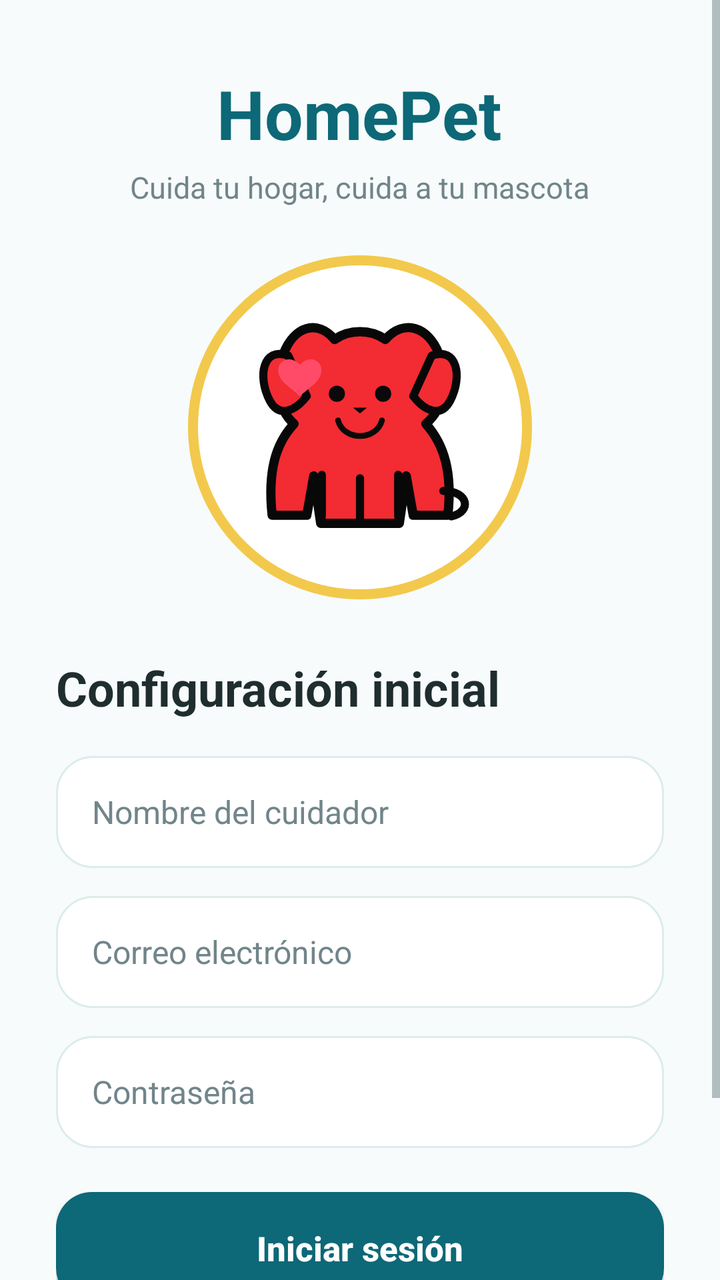
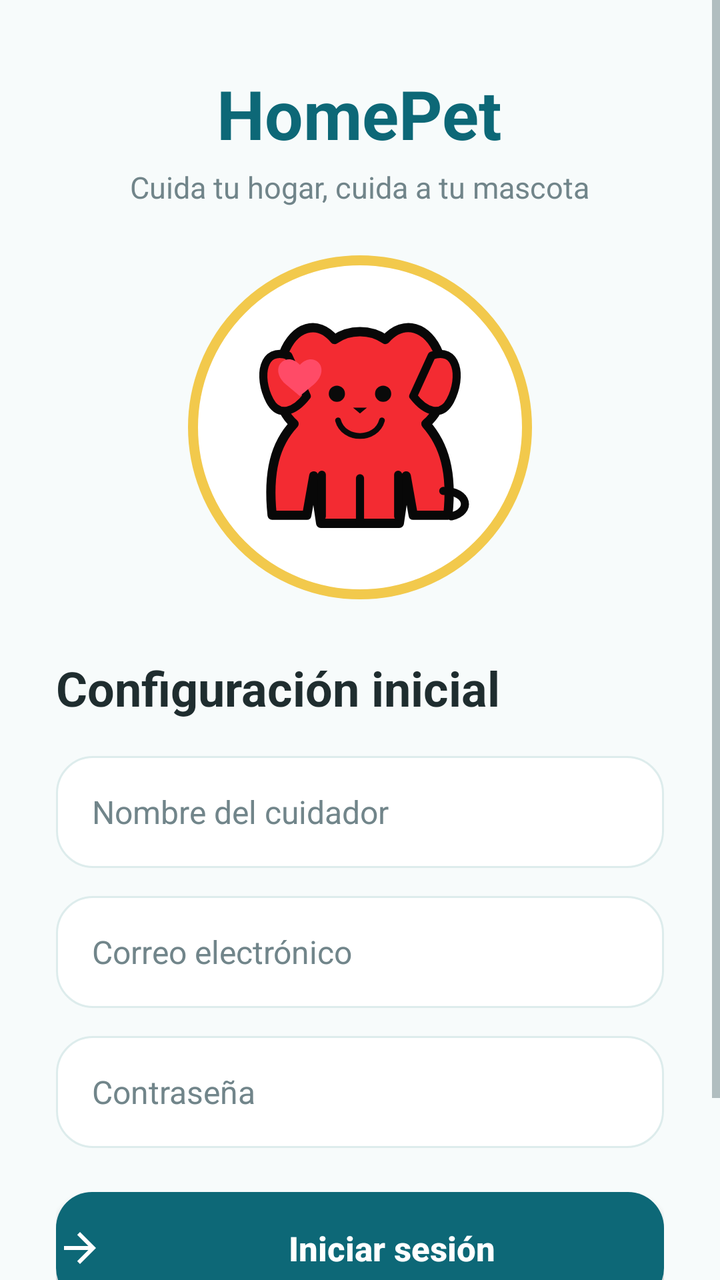

Before-and-after screenshots of an Android layout around one commit, followed by the original layout XML and the change that was made.
<!-- AndroidManifest.xml: application theme Theme.FinalProject -->
<!-- res/layout/activity_login.xml -->
<?xml version="1.0" encoding="utf-8"?>
<ScrollView xmlns:android="http://schemas.android.com/apk/res/android"
    android:layout_width="match_parent"
    android:layout_height="match_parent"
    android:background="@color/homepet_background"
    android:fillViewport="true">

    <LinearLayout
        android:layout_width="match_parent"
        android:layout_height="wrap_content"
        android:gravity="center_horizontal"
        android:orientation="vertical"
        android:paddingStart="28dp"
        android:paddingTop="34dp"
        android:paddingEnd="28dp"
        android:paddingBottom="28dp">

        <TextView
            android:id="@+id/appTitle"
            android:layout_width="wrap_content"
            android:layout_height="wrap_content"
            android:text="@string/homepet_title"
            android:textColor="@color/homepet_primary"
            android:textSize="34sp"
            android:textStyle="bold" />

        <TextView
            android:id="@+id/appSubtitle"
            android:layout_width="wrap_content"
            android:layout_height="wrap_content"
            android:layout_marginTop="4dp"
            android:text="@string/homepet_subtitle"
            android:textColor="@color/homepet_text_muted"
            android:textSize="15sp" />

        <FrameLayout
            android:id="@+id/petImageContainer"
            android:layout_width="172dp"
            android:layout_height="172dp"
            android:layout_marginTop="24dp"
            android:background="@drawable/bg_pet_circle"
            android:padding="12dp">

            <ImageView
                android:id="@+id/petImage"
                android:layout_width="match_parent"
                android:layout_height="match_parent"
                android:contentDescription="@string/homepet_pet_image"
                android:scaleType="centerCrop"
                android:src="@drawable/pet_dog_happy" />
        </FrameLayout>

        <TextView
            android:id="@+id/loginTitle"
            android:layout_width="match_parent"
            android:layout_height="wrap_content"
            android:layout_marginTop="28dp"
            android:text="@string/login_title"
            android:textColor="@color/homepet_text"
            android:textSize="24sp"
            android:textStyle="bold" />

        <EditText
            android:id="@+id/nameInput"
            android:layout_width="match_parent"
            android:layout_height="56dp"
            android:layout_marginTop="18dp"
            android:autofillHints="name"
            android:background="@drawable/bg_login_input"
            android:hint="@string/name_hint"
            android:inputType="textPersonName"
            android:paddingStart="18dp"
            android:paddingEnd="18dp"
            android:singleLine="true"
            android:textColor="@color/homepet_text"
            android:textColorHint="@color/homepet_text_muted"
            android:textSize="16sp" />

        <EditText
            android:id="@+id/emailInput"
            android:layout_width="match_parent"
            android:layout_height="56dp"
            android:layout_marginTop="14dp"
            android:autofillHints="emailAddress"
            android:background="@drawable/bg_login_input"
            android:hint="@string/email_hint"
            android:inputType="textEmailAddress"
            android:paddingStart="18dp"
            android:paddingEnd="18dp"
            android:singleLine="true"
            android:textColor="@color/homepet_text"
            android:textColorHint="@color/homepet_text_muted"
            android:textSize="16sp" />

        <EditText
            android:id="@+id/passwordInput"
            android:layout_width="match_parent"
            android:layout_height="56dp"
            android:layout_marginTop="14dp"
            android:autofillHints="password"
            android:background="@drawable/bg_login_input"
            android:hint="@string/password_hint"
            android:inputType="textPassword"
            android:paddingStart="18dp"
            android:paddingEnd="18dp"
            android:singleLine="true"
            android:textColor="@color/homepet_text"
            android:textColorHint="@color/homepet_text_muted"
            android:textSize="16sp" />

        <Button
            android:id="@+id/loginButton"
            android:layout_width="match_parent"
            android:layout_height="56dp"
            android:layout_marginTop="22dp"
            android:background="@drawable/bg_primary_button"
            android:backgroundTint="@null"
            android:text="@string/login_button"
            android:textAllCaps="false"
            android:textColor="@color/homepet_on_primary"
            android:textSize="17sp"
            android:textStyle="bold" />

        <Button
            android:id="@+id/helpButton"
            android:layout_width="match_parent"
            android:layout_height="52dp"
            android:layout_marginTop="14dp"
            android:background="@drawable/bg_help_button"
            android:backgroundTint="@null"
            android:drawableStart="@drawable/ic_phone_24"
            android:drawablePadding="8dp"
            android:gravity="center"
            android:text="@string/request_help_button"
            android:textAllCaps="false"
            android:textColor="@color/homepet_primary"
            android:textSize="16sp"
            android:textStyle="bold" />

    </LinearLayout>
</ScrollView>
<!-- resources referenced by this layout -->
<resources>
  <color name="homepet_background">#F7FBFB</color>
  <color name="homepet_on_primary">#FFFFFFFF</color>
  <color name="homepet_primary">#0D6877</color>
  <color name="homepet_text">#1F2D2F</color>
  <color name="homepet_text_muted">#71858A</color>
  <!-- drawable bg_help_button (drawable) -->
  <?xml version="1.0" encoding="utf-8"?>
  <selector xmlns:android="http://schemas.android.com/apk/res/android">
      <item android:state_pressed="true">
          <shape>
              <solid android:color="@color/homepet_pressed_surface" />
              <stroke
                  android:width="1dp"
                  android:color="@color/homepet_primary" />
              <corners android:radius="18dp" />
          </shape>
      </item>
      <item>
          <shape>
              <solid android:color="@color/homepet_surface" />
              <stroke
                  android:width="1dp"
                  android:color="@color/homepet_primary" />
              <corners android:radius="18dp" />
          </shape>
      </item>
  </selector>
  <!-- drawable bg_login_input (drawable) -->
  <?xml version="1.0" encoding="utf-8"?>
  <shape xmlns:android="http://schemas.android.com/apk/res/android">
      <solid android:color="@color/homepet_surface" />
      <stroke
          android:width="1dp"
          android:color="@color/homepet_input_border" />
      <corners android:radius="18dp" />
      <padding
          android:left="18dp"
          android:right="18dp" />
  </shape>
  <!-- drawable bg_pet_circle (drawable) -->
  <?xml version="1.0" encoding="utf-8"?>
  <shape xmlns:android="http://schemas.android.com/apk/res/android"
      android:shape="oval">
      <solid android:color="@color/homepet_surface" />
      <stroke
          android:width="5dp"
          android:color="@color/homepet_accent" />
  </shape>
  <!-- drawable bg_primary_button (drawable) -->
  <?xml version="1.0" encoding="utf-8"?>
  <selector xmlns:android="http://schemas.android.com/apk/res/android">
      <item android:state_pressed="true">
          <shape>
              <solid android:color="@color/homepet_primary_dark" />
              <corners android:radius="18dp" />
          </shape>
      </item>
      <item>
          <shape>
              <solid android:color="@color/homepet_primary" />
              <corners android:radius="18dp" />
          </shape>
      </item>
  </selector>
  <!-- drawable ic_phone_24 (drawable) -->
  <?xml version="1.0" encoding="utf-8"?>
  <vector xmlns:android="http://schemas.android.com/apk/res/android"
      android:width="24dp"
      android:height="24dp"
      android:viewportWidth="24"
      android:viewportHeight="24">
      <path
          android:fillColor="@color/homepet_primary"
          android:pathData="M6.62,10.79C8.06,13.62 10.38,15.93 13.21,17.38L15.41,15.18C15.68,14.91 16.08,14.82 16.43,14.94C17.55,15.31 18.75,15.5 20,15.5C20.55,15.5 21,15.95 21,16.5V20C21,20.55 20.55,21 20,21C10.61,21 3,13.39 3,4C3,3.45 3.45,3 4,3H7.5C8.05,3 8.5,3.45 8.5,4C8.5,5.25 8.69,6.45 9.06,7.57C9.17,7.92 9.09,8.31 8.81,8.59L6.62,10.79Z" />
  </vector>
  <string name="email_hint">Correo electrónico</string>
  <string name="homepet_pet_image">Mascota de HomePet</string>
  <string name="homepet_subtitle">Cuida tu hogar, cuida a tu mascota</string>
  <string name="homepet_title">HomePet</string>
  <string name="login_button">Iniciar sesión</string>
  <string name="login_title">Configuración inicial</string>
  <string name="name_hint">Nombre del cuidador</string>
  <string name="password_hint">Contraseña</string>
  <string name="request_help_button">Solicitar ayuda</string>
  <style name="Theme.FinalProject" parent="Base.Theme.FinalProject" />
  <color name="homepet_pressed_surface">#E8F2F3</color>
  <color name="homepet_surface">#FFFFFFFF</color>
  <color name="homepet_input_border">#DDECEC</color>
  <color name="homepet_accent">#F2C94C</color>
  <color name="homepet_primary_dark">#084E5A</color>
  <color name="white">#FFFFFFFF</color>
  <!-- unchanged entries left out for length: 2 -->
</resources>

<!-- the commit's change to res/layout/activity_login.xml (unified diff, before → after) -->
@@ -1,5 +1,6 @@
 <?xml version="1.0" encoding="utf-8"?>
 <ScrollView xmlns:android="http://schemas.android.com/apk/res/android"
+    xmlns:app="http://schemas.android.com/apk/res-auto"
     android:layout_width="match_parent"
     android:layout_height="match_parent"
     android:background="@color/homepet_background"
@@ -115,27 +116,34 @@
             android:layout_marginTop="22dp"
             android:background="@drawable/bg_primary_button"
             android:backgroundTint="@null"
+            android:drawableStart="@drawable/ic_arrow_24"
+            android:drawablePadding="8dp"
+            android:drawableTint="@color/homepet_on_primary"
             android:text="@string/login_button"
             android:textAllCaps="false"
             android:textColor="@color/homepet_on_primary"
             android:textSize="17sp"
             android:textStyle="bold" />
 
-        <Button
+        <com.google.android.material.button.MaterialButton
             android:id="@+id/helpButton"
             android:layout_width="match_parent"
             android:layout_height="52dp"
             android:layout_marginTop="14dp"
-            android:background="@drawable/bg_help_button"
-            android:backgroundTint="@null"
-            android:drawableStart="@drawable/ic_phone_24"
-            android:drawablePadding="8dp"
             android:gravity="center"
             android:text="@string/request_help_button"
             android:textAllCaps="false"
             android:textColor="@color/homepet_primary"
             android:textSize="16sp"
-            android:textStyle="bold" />
+            android:textStyle="bold"
+            app:backgroundTint="@color/homepet_surface"
+            app:cornerRadius="18dp"
+            app:icon="@drawable/ic_phone_24"
+            app:iconGravity="textStart"
+            app:iconPadding="8dp"
+            app:iconTint="@color/homepet_primary"
+            app:strokeColor="@color/homepet_primary"
+            app:strokeWidth="1dp" />
 
     </LinearLayout>
 </ScrollView>
<!-- resource entries referenced after the edit -->
@@ -5,28 +5,6 @@
   <color name="homepet_primary">#0D6877</color>
   <color name="homepet_text">#1F2D2F</color>
   <color name="homepet_text_muted">#71858A</color>
-  <!-- drawable bg_help_button (drawable) -->
-  <?xml version="1.0" encoding="utf-8"?>
-  <selector xmlns:android="http://schemas.android.com/apk/res/android">
-      <item android:state_pressed="true">
-          <shape>
-              <solid android:color="@color/homepet_pressed_surface" />
-              <stroke
-                  android:width="1dp"
-                  android:color="@color/homepet_primary" />
-              <corners android:radius="18dp" />
-          </shape>
-      </item>
-      <item>
-          <shape>
-              <solid android:color="@color/homepet_surface" />
-              <stroke
-                  android:width="1dp"
-                  android:color="@color/homepet_primary" />
-              <corners android:radius="18dp" />
-          </shape>
-      </item>
-  </selector>
   <!-- drawable bg_login_input (drawable) -->
   <?xml version="1.0" encoding="utf-8"?>
   <shape xmlns:android="http://schemas.android.com/apk/res/android">
@@ -64,6 +42,17 @@
           </shape>
       </item>
   </selector>
+  <!-- drawable ic_arrow_24 (drawable) -->
+  <?xml version="1.0" encoding="utf-8"?>
+  <vector xmlns:android="http://schemas.android.com/apk/res/android"
+      android:width="24dp"
+      android:height="24dp"
+      android:viewportWidth="24"
+      android:viewportHeight="24">
+      <path
+          android:fillColor="#FF000000"
+          android:pathData="M12,4L10.59,5.41L16.17,11H4V13H16.17L10.59,18.59L12,20L20,12L12,4Z" />
+  </vector>
   <!-- drawable ic_phone_24 (drawable) -->
   <?xml version="1.0" encoding="utf-8"?>
   <vector xmlns:android="http://schemas.android.com/apk/res/android"
@@ -85,7 +74,6 @@
   <string name="password_hint">Contraseña</string>
   <string name="request_help_button">Solicitar ayuda</string>
   <style name="Theme.FinalProject" parent="Base.Theme.FinalProject" />
-  <color name="homepet_pressed_surface">#E8F2F3</color>
   <color name="homepet_surface">#FFFFFFFF</color>
   <color name="homepet_input_border">#DDECEC</color>
   <color name="homepet_accent">#F2C94C</color>
